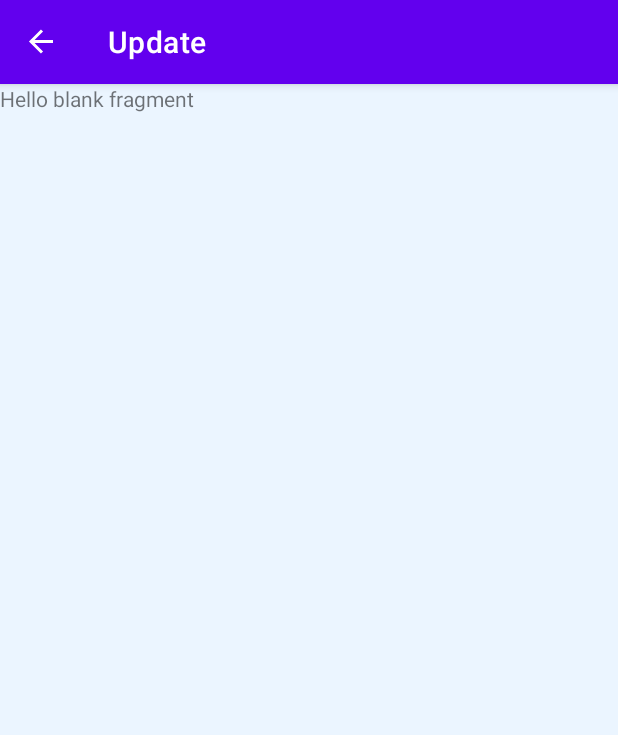
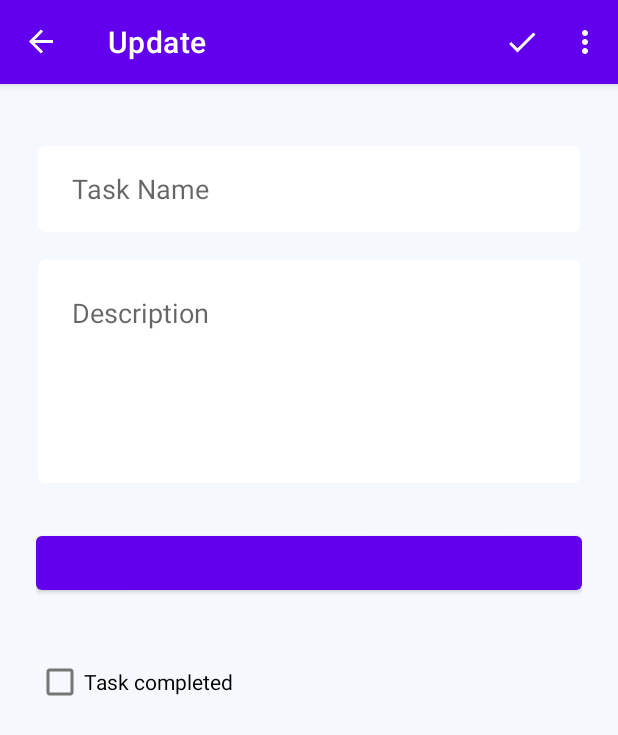
Before and after one commit to ThanaCS/To-Do-List, an Android app: the UpdateFragment screen opened through its navigation route, on a phone screen of 412 x 824 dp. Shown: the top 735 px of the screen. Run offline under Robolectric (Android 15) with nearby library versions, the phone set to English and light mode, and no system bars; our stand-ins replace navigation-ui.

Commit message:
Adding Transition Animation

```diff
--- a/app/src/main/java/com/thanaa/to_do_list/fragments/add/AddFragment.kt
+++ b/app/src/main/java/com/thanaa/to_do_list/fragments/add/AddFragment.kt
@@ -1,10 +1,8 @@
 package com.thanaa.to_do_list.fragments.add
 
 import android.os.Bundle
+import android.view.*
 import androidx.fragment.app.Fragment
-import android.view.LayoutInflater
-import android.view.View
-import android.view.ViewGroup
 import com.thanaa.to_do_list.R
 
 
@@ -14,9 +12,13 @@ class AddFragment : Fragment() {
         inflater: LayoutInflater, container: ViewGroup?,
         savedInstanceState: Bundle?
     ): View? {
+
+        setHasOptionsMenu(true)
         // Inflate the layout for this fragment
         return inflater.inflate(R.layout.fragment_add, container, false)
     }
 
-
+    override fun onCreateOptionsMenu(menu: Menu, inflater: MenuInflater) {
+        inflater.inflate(R.menu.add_fragment_menu,menu)
+    }
 }
--- a/app/src/main/java/com/thanaa/to_do_list/fragments/list/ListFragment.kt
+++ b/app/src/main/java/com/thanaa/to_do_list/fragments/list/ListFragment.kt
@@ -1,10 +1,8 @@
 package com.thanaa.to_do_list.fragments.list
 
 import android.os.Bundle
+import android.view.*
 import androidx.fragment.app.Fragment
-import android.view.LayoutInflater
-import android.view.View
-import android.view.ViewGroup
 import androidx.navigation.fragment.findNavController
 import com.thanaa.to_do_list.R
 import kotlinx.android.synthetic.main.fragment_list.view.*
@@ -22,8 +20,17 @@ class ListFragment : Fragment() {
         view.floatingActionButton.setOnClickListener{
             findNavController().navigate(R.id.action_listFragment_to_addFragment)
         }
+
+        view.listLayout.setOnClickListener(){
+            findNavController().navigate(R.id.action_listFragment_to_updateFragment)
+        }
+        //Menu of Deletion and Sorting
+        setHasOptionsMenu(true)
         return view
     }
 
+    override fun onCreateOptionsMenu(menu: Menu, inflater: MenuInflater) {
+        inflater.inflate(R.menu.list_fragment_menu,menu)
+    }
 
 }
--- a/app/src/main/java/com/thanaa/to_do_list/fragments/update/UpdateFragment.kt
+++ b/app/src/main/java/com/thanaa/to_do_list/fragments/update/UpdateFragment.kt
@@ -1,10 +1,8 @@
 package com.thanaa.to_do_list.fragments.update
 
 import android.os.Bundle
+import android.view.*
 import androidx.fragment.app.Fragment
-import android.view.LayoutInflater
-import android.view.View
-import android.view.ViewGroup
 import com.thanaa.to_do_list.R
 
 
@@ -14,9 +12,13 @@ class UpdateFragment : Fragment() {
         inflater: LayoutInflater, container: ViewGroup?,
         savedInstanceState: Bundle?
     ): View? {
+        //Set menu
+        setHasOptionsMenu(true)
         // Inflate the layout for this fragment
         return inflater.inflate(R.layout.fragment_update, container, false)
     }
-
+    override fun onCreateOptionsMenu(menu: Menu, inflater: MenuInflater) {
+        inflater.inflate(R.menu.update_fragment_menu,menu)
+    }
 
 }
--- /dev/null
+++ b/app/src/main/res/drawable/custom_input.xml
@@ -0,0 +1,18 @@
+<?xml version="1.0" encoding="utf-8"?>
+<selector xmlns:android="http://schemas.android.com/apk/res/android">
+    <item android:state_enabled="true"
+        android:state_focused="true">
+        <shape android:shape="rectangle">
+            <solid android:color="@color/white"/>
+            <stroke android:width="1dp" android:color="@color/design_default_color_primary"/>
+            <corners android:radius="5dp"/>
+        </shape>
+    </item>
+    <item android:state_enabled="true">
+        <shape android:shape="rectangle">
+            <solid android:color="@color/white"/>
+            <stroke android:width="1dp" android:color="@color/backgroundLight"/>
+            <corners android:radius="5dp"/>
+        </shape>
+    </item>
+</selector>
--- /dev/null
+++ b/app/src/main/res/drawable/ic_check.xml
@@ -0,0 +1,10 @@
+<vector xmlns:android="http://schemas.android.com/apk/res/android"
+    android:width="24dp"
+    android:height="24dp"
+    android:viewportWidth="24"
+    android:viewportHeight="24"
+    android:tint="?attr/colorControlNormal">
+  <path
+      android:fillColor="@android:color/white"
+      android:pathData="M9,16.17L4.83,12l-1.42,1.41L9,19 21,7l-1.41,-1.41z"/>
+</vector>
--- /dev/null
+++ b/app/src/main/res/drawable/ic_search.xml
@@ -0,0 +1,10 @@
+<vector xmlns:android="http://schemas.android.com/apk/res/android"
+    android:width="24dp"
+    android:height="24dp"
+    android:viewportWidth="24"
+    android:viewportHeight="24"
+    android:tint="?attr/colorControlNormal">
+  <path
+      android:fillColor="@android:color/white"
+      android:pathData="M15.5,14h-0.79l-0.28,-0.27C15.41,12.59 16,11.11 16,9.5 16,5.91 13.09,3 9.5,3S3,5.91 3,9.5 5.91,16 9.5,16c1.61,0 3.09,-0.59 4.23,-1.57l0.27,0.28v0.79l5,4.99L20.49,19l-4.99,-5zM9.5,14C7.01,14 5,11.99 5,9.5S7.01,5 9.5,5 14,7.01 14,9.5 11.99,14 9.5,14z"/>
+</vector>
--- a/app/src/main/res/layout/fragment_add.xml
+++ b/app/src/main/res/layout/fragment_add.xml
@@ -12,10 +12,13 @@
     <EditText
         android:id="@+id/title"
         android:layout_width="0dp"
+        android:paddingStart="24dp"
+        android:paddingEnd="24dp"
         android:layout_height="60dp"
         android:layout_marginTop="16dp"
         android:ems="10"
         android:hint="@string/task_name"
+        android:background="@drawable/custom_input"
         android:inputType="textMultiLine"
         app:layout_constraintEnd_toEndOf="parent"
         app:layout_constraintHorizontal_bias="0.458"
@@ -24,7 +27,11 @@
 
     <EditText
         android:id="@+id/description"
+        android:background="@drawable/custom_input"
         android:layout_width="0dp"
+        android:paddingStart="24dp"
+        android:paddingEnd="24dp"
+        android:paddingTop="24dp"
         android:layout_height="151dp"
         android:layout_marginTop="16dp"
         android:ems="10"
@@ -46,14 +53,6 @@
         app:layout_constraintTop_toBottomOf="@+id/description"
         tools:text="Wed Nov 14 11:56 EST 2018" />
 
-    <CheckBox
-        android:id="@+id/iscompleted"
-        android:layout_width="match_parent"
-        android:layout_height="wrap_content"
-        android:text="@string/task_completed"
-        app:layout_constraintBottom_toBottomOf="parent"
-        app:layout_constraintTop_toBottomOf="@+id/date"
-        app:layout_constraintVertical_bias="0.088"
-        tools:layout_editor_absoluteX="22dp" />
+
 
 </androidx.constraintlayout.widget.ConstraintLayout>
--- a/app/src/main/res/layout/fragment_list.xml
+++ b/app/src/main/res/layout/fragment_list.xml
@@ -5,6 +5,7 @@
     android:layout_width="match_parent"
     android:layout_height="match_parent"
     android:background="@color/backgroundLight"
+    android:id="@+id/listLayout"
     tools:context=".fragments.list.ListFragment">
 
 
--- a/app/src/main/res/layout/fragment_update.xml
+++ b/app/src/main/res/layout/fragment_update.xml
@@ -1,15 +1,65 @@
 <?xml version="1.0" encoding="utf-8"?>
-<FrameLayout xmlns:android="http://schemas.android.com/apk/res/android"
+<androidx.constraintlayout.widget.ConstraintLayout xmlns:android="http://schemas.android.com/apk/res/android"
     xmlns:tools="http://schemas.android.com/tools"
     android:layout_width="match_parent"
     android:layout_height="match_parent"
+    android:padding="24dp"
+    xmlns:app="http://schemas.android.com/apk/res-auto"
     android:background="@color/backgroundLight"
     tools:context=".fragments.update.UpdateFragment">
 
-    <!-- TODO: Update blank fragment layout -->
-    <TextView
+    <EditText
+        android:id="@+id/current_title"
+        android:layout_width="0dp"
+        android:layout_height="60dp"
+        android:layout_marginTop="16dp"
+        android:paddingStart="24dp"
+        android:paddingEnd="24dp"
+        android:ems="10"
+        android:background="@drawable/custom_input"
+        android:hint="@string/task_name"
+        android:inputType="textMultiLine"
+        app:layout_constraintEnd_toEndOf="parent"
+        app:layout_constraintHorizontal_bias="0.458"
+        app:layout_constraintStart_toStartOf="parent"
+        app:layout_constraintTop_toTopOf="parent" />
+
+    <EditText
+        android:id="@+id/current_description"
+        android:layout_width="0dp"
+        android:background="@drawable/custom_input"
+        android:layout_height="151dp"
+        android:layout_marginTop="16dp"
+        android:paddingStart="24dp"
+        android:paddingEnd="24dp"
+        android:paddingTop="24dp"
+        android:ems="10"
+        android:gravity="start|top"
+        android:hint="@string/description"
+        android:inputType="textMultiLine"
+        app:layout_constraintEnd_toEndOf="parent"
+        app:layout_constraintHorizontal_bias="0.49"
+        app:layout_constraintStart_toStartOf="parent"
+        app:layout_constraintTop_toBottomOf="@+id/current_title" />
+
+    <Button
+        android:id="@+id/current_date"
+        android:layout_width="0dp"
+        android:layout_height="wrap_content"
+        android:layout_marginTop="28dp"
+        app:layout_constraintEnd_toEndOf="parent"
+        app:layout_constraintStart_toStartOf="parent"
+        app:layout_constraintTop_toBottomOf="@+id/current_description"
+        tools:text="Wed Nov 14 11:56 EST 2018" />
+
+    <CheckBox
+        android:id="@+id/current_iscompleted"
         android:layout_width="match_parent"
-        android:layout_height="match_parent"
-        android:text="@string/hello_blank_fragment" />
+        android:layout_height="wrap_content"
+        android:text="@string/task_completed"
+        app:layout_constraintBottom_toBottomOf="parent"
+        app:layout_constraintTop_toBottomOf="@+id/current_date"
+        app:layout_constraintVertical_bias="0.088"
+        tools:layout_editor_absoluteX="22dp" />
 
-</FrameLayout>
+</androidx.constraintlayout.widget.ConstraintLayout>
--- /dev/null
+++ b/app/src/main/res/menu/add_fragment_menu.xml
@@ -0,0 +1,11 @@
+<?xml version="1.0" encoding="utf-8"?>
+<menu xmlns:android="http://schemas.android.com/apk/res/android"
+    xmlns:app="http://schemas.android.com/apk/res-auto">
+<item
+    android:title="@string/add"
+    android:id="@+id/menu_add"
+    android:icon="@drawable/ic_check"
+    android:iconTint="@color/white"
+    app:showAsAction="ifRoom">
+</item>
+</menu>
--- /dev/null
+++ b/app/src/main/res/menu/list_fragment_menu.xml
@@ -0,0 +1,30 @@
+<?xml version="1.0" encoding="utf-8"?>
+<menu xmlns:android="http://schemas.android.com/apk/res/android"
+    xmlns:app="http://schemas.android.com/apk/res-auto">
+
+    <item android:id="@+id/menu_search"
+        android:title="@string/search"
+        android:iconTint="@color/white"
+        android:icon="@drawable/ic_search"
+        app:showAsAction="ifRoom"
+        app:actionViewClass="androidx.appcompat.widget.SearchView">
+    </item>
+
+        <item
+            android:id="@+id/menu_sortBy"
+            android:title="@string/sort_by">
+
+            <menu>
+        <item android:title="@string/alphabetical_order"
+         android:id="@+id/alphabetical_order"/>
+                <item android:title="@string/date_order"
+                    android:id="@+id/date_order"/>
+            </menu>
+        </item>
+
+<item
+    android:id="@+id/menu_delete_all"
+    android:title="@string/delete_all"
+    app:showAsAction="never">
+</item>
+</menu>
--- /dev/null
+++ b/app/src/main/res/menu/update_fragment_menu.xml
@@ -0,0 +1,16 @@
+<?xml version="1.0" encoding="utf-8"?>
+<menu xmlns:android="http://schemas.android.com/apk/res/android"
+    xmlns:app="http://schemas.android.com/apk/res-auto">
+<item
+    android:id="@+id/menu_save"
+    android:title="@string/save"
+    android:icon="@drawable/ic_check"
+    android:iconTint="@color/white"
+    app:showAsAction="ifRoom">
+</item>
+    <item
+        android:id="@+id/menu_delete"
+        android:title="@string/delete"
+        app:showAsAction="never">
+    </item>
+</menu>
--- a/app/src/main/res/navigation/my_nav.xml
+++ b/app/src/main/res/navigation/my_nav.xml
@@ -12,10 +12,14 @@
         tools:layout="@layout/fragment_list" >
         <action
             android:id="@+id/action_listFragment_to_addFragment"
-            app:destination="@id/addFragment" />
+            app:destination="@id/addFragment"
+            app:enterAnim="@anim/nav_default_enter_anim"
+            app:exitAnim="@anim/nav_default_exit_anim" />
         <action
             android:id="@+id/action_listFragment_to_updateFragment"
-            app:destination="@id/updateFragment" />
+            app:destination="@id/updateFragment"
+            app:enterAnim="@anim/fragment_open_enter"
+            app:exitAnim="@anim/nav_default_exit_anim" />
     </fragment>
     <fragment
         android:id="@+id/addFragment"
@@ -24,7 +28,9 @@
         tools:layout="@layout/fragment_add" >
         <action
             android:id="@+id/action_addFragment_to_listFragment"
-            app:destination="@id/listFragment" />
+            app:destination="@id/listFragment"
+            app:enterAnim="@anim/nav_default_enter_anim"
+            app:exitAnim="@anim/nav_default_exit_anim" />
     </fragment>
     <fragment
         android:id="@+id/updateFragment"
@@ -33,6 +39,8 @@
         tools:layout="@layout/fragment_update" >
         <action
             android:id="@+id/action_updateFragment_to_listFragment"
-            app:destination="@id/listFragment" />
+            app:destination="@id/listFragment"
+            app:enterAnim="@anim/nav_default_enter_anim"
+            app:exitAnim="@anim/nav_default_exit_anim" />
     </fragment>
 </navigation>
--- a/app/src/main/res/values/colors.xml
+++ b/app/src/main/res/values/colors.xml
@@ -7,5 +7,5 @@
     <color name="teal_700">#FF018786</color>
     <color name="black">#FF000000</color>
     <color name="white">#FFFFFFFF</color>
-    <color name="backgroundLight">#EBF5FF</color>
+    <color name="backgroundLight">#F5F9FD</color>
 </resources>
--- a/app/src/main/res/values/strings.xml
+++ b/app/src/main/res/values/strings.xml
@@ -6,4 +6,12 @@
     <string name="task_completed">Task completed</string>
     <string name="task_name">Task Name</string>
     <string name="description">Description</string>
+    <string name="search">search</string>
+    <string name="sort_by">Sort By</string>
+    <string name="alphabetical_order">Alphabetical order</string>
+    <string name="date_order">Date Order</string>
+    <string name="delete_all">Delete All</string>
+    <string name="add">Add</string>
+    <string name="save">Save</string>
+    <string name="delete">Delete</string>
 </resources>
```
